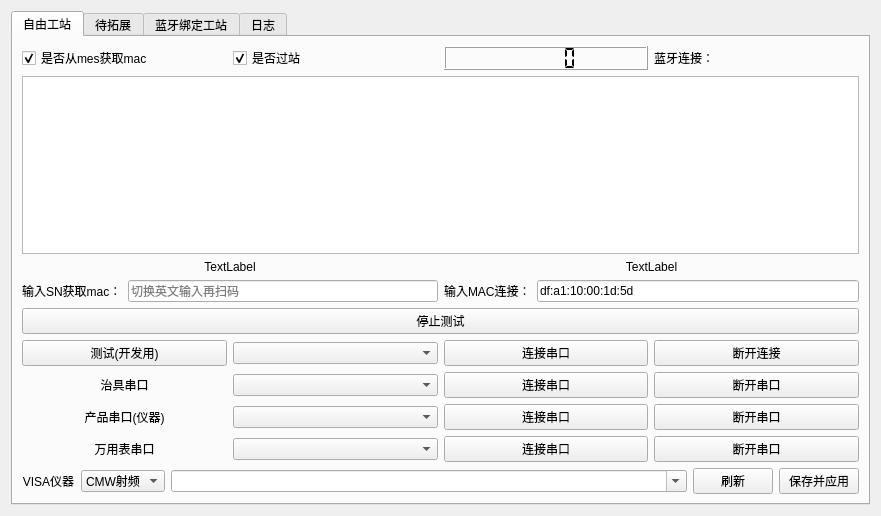
yuhuang163/test, file work_station/freework/qfreework.ui: the form before one commit.
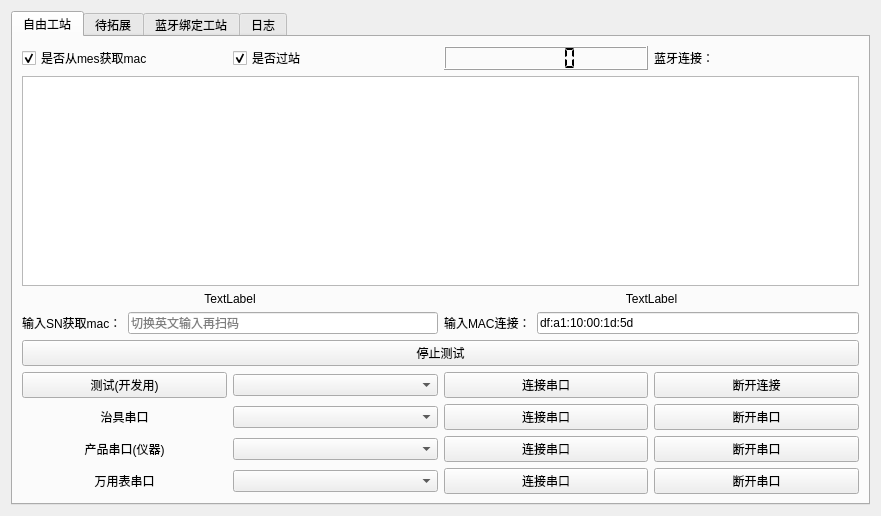
The form after the commit.

Patch:
```diff
--- a/work_station/freework/qfreework.ui
+++ b/work_station/freework/qfreework.ui
@@ -348,70 +348,6 @@
             </item>
            </layout>
           </item>
-          <item>
-           <layout class="QHBoxLayout" name="horizontalLayout_visa">
-            <item>
-             <widget class="QLabel" name="label_visa">
-              <property name="text">
-               <string>&lt;html&gt;&lt;head/&gt;&lt;body&gt;&lt;p align=&quot;center&quot;&gt;VISA仪器&lt;/p&gt;&lt;/body&gt;&lt;/html&gt;</string>
-              </property>
-             </widget>
-            </item>
-            <item>
-             <widget class="QComboBox" name="visaDeviceRoleCombo">
-              <property name="toolTip">
-               <string>同一 VISA 口接 CMW 射频或程控电源；仅影响命令模板，地址在右侧填写。</string>
-              </property>
-              <item>
-               <property name="text">
-                <string>CMW射频</string>
-               </property>
-              </item>
-              <item>
-               <property name="text">
-                <string>程控电源</string>
-               </property>
-              </item>
-             </widget>
-            </item>
-            <item>
-             <widget class="QComboBox" name="visaAddressCombo">
-              <property name="editable">
-               <bool>true</bool>
-              </property>
-              <property name="sizePolicy">
-               <sizepolicy hsizetype="Expanding" vsizetype="Fixed">
-                <horstretch>1</horstretch>
-                <verstretch>0</verstretch>
-               </sizepolicy>
-              </property>
-              <property name="toolTip">
-               <string>VISA 地址（界面配置，不读 BlePer/CmwVisaAddress 与 VisaPower/VisaAddress）；下拉为本机已发现资源，可手输。</string>
-              </property>
-             </widget>
-            </item>
-            <item>
-             <widget class="QPushButton" name="visaRefreshButton">
-              <property name="toolTip">
-               <string>重新枚举本机 VISA 资源（?*INSTR）</string>
-              </property>
-              <property name="text">
-               <string>刷新</string>
-              </property>
-             </widget>
-            </item>
-            <item>
-             <widget class="QPushButton" name="visaApplyButton">
-              <property name="toolTip">
-               <string>按界面地址与用途应用 VISA 会话，并测试 *IDN?</string>
-              </property>
-              <property name="text">
-               <string>保存并应用</string>
-              </property>
-             </widget>
-            </item>
-           </layout>
-          </item>
          </layout>
         </item>
        </layout>
```
